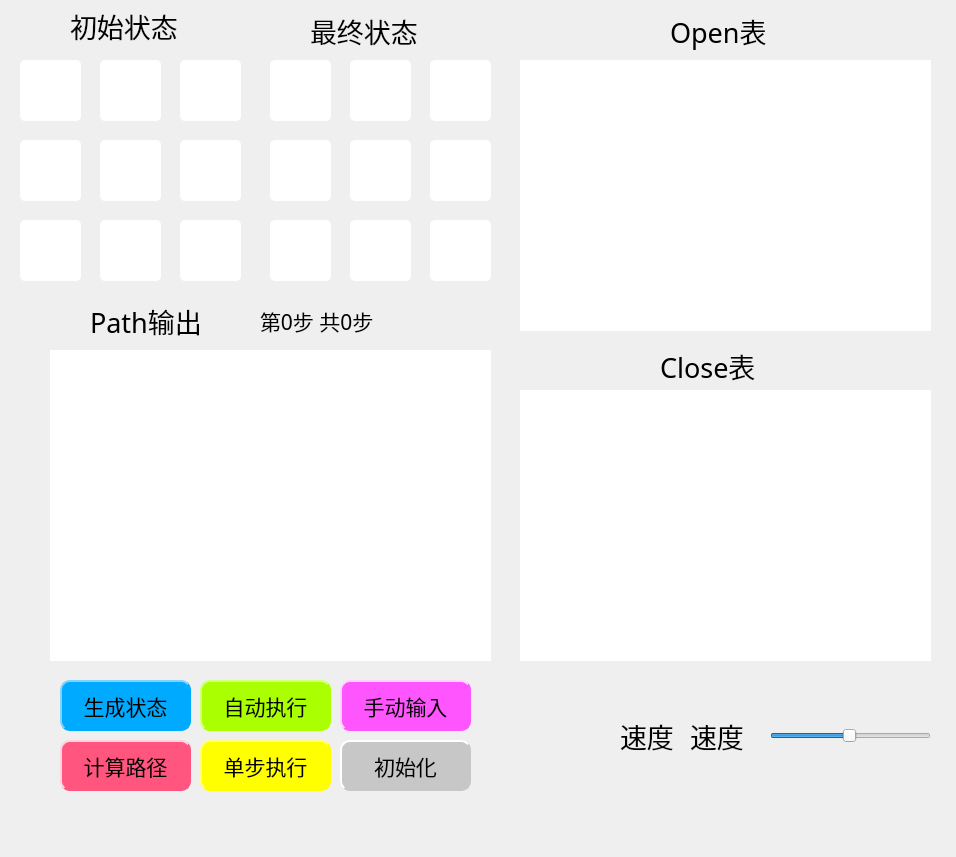
dalao-li/Bashuma, file mainwindow.ui: the form before one commit.
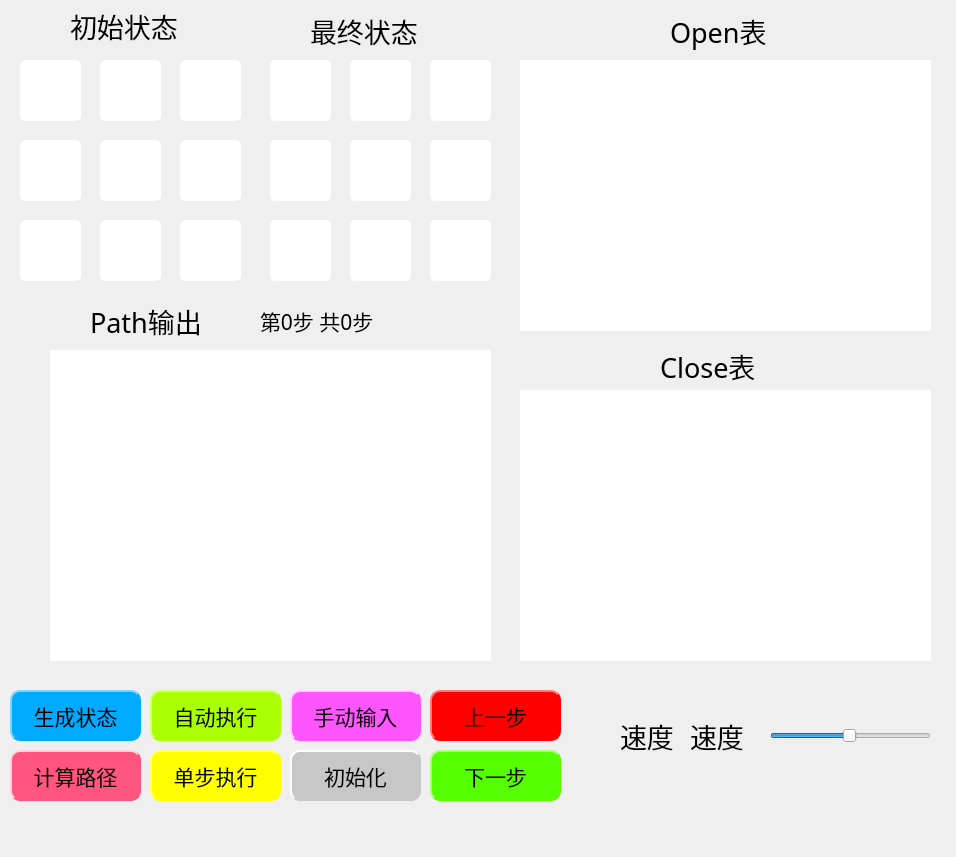
The form after the commit.

The edit to the form file:
```diff
--- a/mainwindow.ui
+++ b/mainwindow.ui
@@ -542,8 +542,8 @@
    <widget class="QPushButton" name="autoOuputBtn">
     <property name="geometry">
      <rect>
-      <x>200</x>
-      <y>680</y>
+      <x>150</x>
+      <y>690</y>
       <width>131</width>
       <height>51</height>
      </rect>
@@ -569,8 +569,8 @@
    <widget class="QPushButton" name="autoInputBtn">
     <property name="geometry">
      <rect>
-      <x>60</x>
-      <y>680</y>
+      <x>10</x>
+      <y>690</y>
       <width>131</width>
       <height>51</height>
      </rect>
@@ -598,8 +598,8 @@
    <widget class="QPushButton" name="clearBtn">
     <property name="geometry">
      <rect>
-      <x>340</x>
-      <y>740</y>
+      <x>290</x>
+      <y>750</y>
       <width>131</width>
       <height>51</height>
      </rect>
@@ -625,8 +625,8 @@
    <widget class="QPushButton" name="manuOuputBtn">
     <property name="geometry">
      <rect>
-      <x>200</x>
-      <y>740</y>
+      <x>150</x>
+      <y>750</y>
       <width>131</width>
       <height>51</height>
      </rect>
@@ -686,8 +686,8 @@
    <widget class="QPushButton" name="findPathBtn">
     <property name="geometry">
      <rect>
-      <x>60</x>
-      <y>740</y>
+      <x>10</x>
+      <y>750</y>
       <width>131</width>
       <height>51</height>
      </rect>
@@ -757,8 +757,8 @@
    <widget class="QPushButton" name="manuInputBtn">
     <property name="geometry">
      <rect>
-      <x>340</x>
-      <y>680</y>
+      <x>290</x>
+      <y>690</y>
       <width>131</width>
       <height>51</height>
      </rect>
@@ -802,6 +802,64 @@
      <string>第0步 共0步</string>
     </property>
    </widget>
+   <widget class="QPushButton" name="nextPathBtn">
+    <property name="geometry">
+     <rect>
+      <x>430</x>
+      <y>750</y>
+      <width>131</width>
+      <height>51</height>
+     </rect>
+    </property>
+    <property name="font">
+     <font>
+      <family>微软雅黑</family>
+      <pointsize>16</pointsize>
+      <weight>50</weight>
+      <bold>false</bold>
+     </font>
+    </property>
+    <property name="styleSheet">
+     <string notr="true">border-radius: 10px;  
+
+selection-background-color: rgb(85, 255, 0);
+background-color: rgb(85, 255, 0);
+border: 2px groove rgb(85, 255, 0);
+border-style: outset;</string>
+    </property>
+    <property name="text">
+     <string>下一步</string>
+    </property>
+   </widget>
+   <widget class="QPushButton" name="afterPathBtn">
+    <property name="geometry">
+     <rect>
+      <x>430</x>
+      <y>690</y>
+      <width>131</width>
+      <height>51</height>
+     </rect>
+    </property>
+    <property name="font">
+     <font>
+      <family>微软雅黑</family>
+      <pointsize>16</pointsize>
+      <weight>50</weight>
+      <bold>false</bold>
+     </font>
+    </property>
+    <property name="styleSheet">
+     <string notr="true">border-radius: 10px;  
+
+selection-background-color: rgb(255, 0, 0);
+background-color: rgb(255, 0, 0);
+border: 2px groove rgb(255, 0, 0);
+border-style: outset;</string>
+    </property>
+    <property name="text">
+     <string>上一步</string>
+    </property>
+   </widget>
   </widget>
   <widget class="QStatusBar" name="statusbar"/>
  </widget>
```
